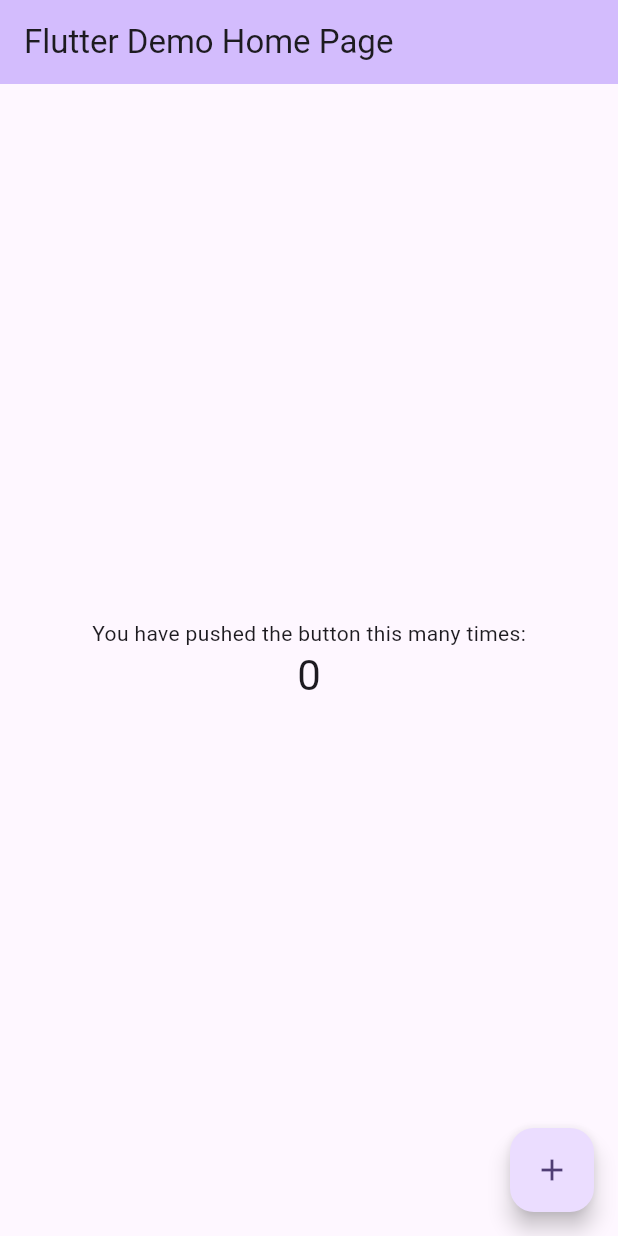
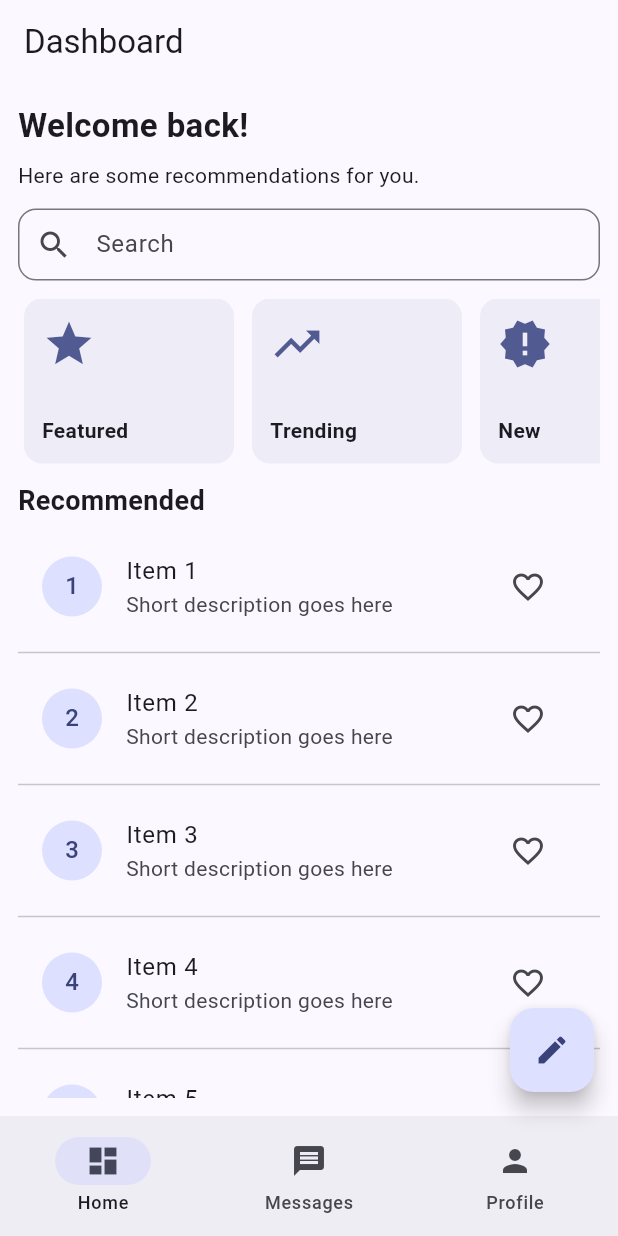
Before and after one commit to VenuGopalBestha/first_flutter_project, a Flutter app: the screen it shows after launch, on a phone screen of 412 x 824 dp. Run offline on Flutter 3.47's test engine with Material 3 defaults, Android fonts, the phone set to English and light mode, and no system bars.

Commit message:
second commit

```diff
--- a/lib/main.dart
+++ b/lib/main.dart
@@ -7,119 +7,224 @@ void main() {
 class MyApp extends StatelessWidget {
   const MyApp({super.key});
 
-  // This widget is the root of your application.
   @override
   Widget build(BuildContext context) {
     return MaterialApp(
-      title: 'Flutter Demo',
+      title: 'Flutter UI Demo',
       theme: ThemeData(
-        // This is the theme of your application.
-        //
-        // TRY THIS: Try running your application with "flutter run". You'll see
-        // the application has a purple toolbar. Then, without quitting the app,
-        // try changing the seedColor in the colorScheme below to Colors.green
-        // and then invoke "hot reload" (save your changes or press the "hot
-        // reload" button in a Flutter-supported IDE, or press "r" if you used
-        // the command line to start the app).
-        //
-        // Notice that the counter didn't reset back to zero; the application
-        // state is not lost during the reload. To reset the state, use hot
-        // restart instead.
-        //
-        // This works for code too, not just values: Most code changes can be
-        // tested with just a hot reload.
-        colorScheme: ColorScheme.fromSeed(seedColor: Colors.deepPurple),
+        colorScheme: ColorScheme.fromSeed(seedColor: Colors.indigo),
         useMaterial3: true,
       ),
-      home: const MyHomePage(title: 'Flutter Demo Home Page'),
+      home: const MyHomePage(),
     );
   }
 }
 
 class MyHomePage extends StatefulWidget {
-  const MyHomePage({super.key, required this.title});
-
-  // This widget is the home page of your application. It is stateful, meaning
-  // that it has a State object (defined below) that contains fields that affect
-  // how it looks.
-
-  // This class is the configuration for the state. It holds the values (in this
-  // case the title) provided by the parent (in this case the App widget) and
-  // used by the build method of the State. Fields in a Widget subclass are
-  // always marked "final".
-
-  final String title;
+  const MyHomePage({super.key});
 
   @override
   State<MyHomePage> createState() => _MyHomePageState();
 }
 
 class _MyHomePageState extends State<MyHomePage> {
-  int _counter = 0;
+  int _selectedIndex = 0;
+  final List<String> _items = List.generate(10, (i) => 'Item ${i + 1}');
+  final Set<int> _favorites = {};
 
-  void _incrementCounter() {
-    setState(() {
-      // This call to setState tells the Flutter framework that something has
-      // changed in this State, which causes it to rerun the build method below
-      // so that the display can reflect the updated values. If we changed
-      // _counter without calling setState(), then the build method would not be
-      // called again, and so nothing would appear to happen.
-      _counter++;
-    });
+  void _onNavTap(int index) {
+    setState(() => _selectedIndex = index);
   }
 
   @override
   Widget build(BuildContext context) {
-    // This method is rerun every time setState is called, for instance as done
-    // by the _incrementCounter method above.
-    //
-    // The Flutter framework has been optimized to make rerunning build methods
-    // fast, so that you can just rebuild anything that needs updating rather
-    // than having to individually change instances of widgets.
     return Scaffold(
       appBar: AppBar(
-        // TRY THIS: Try changing the color here to a specific color (to
-        // Colors.amber, perhaps?) and trigger a hot reload to see the AppBar
-        // change color while the other colors stay the same.
-        backgroundColor: Theme.of(context).colorScheme.inversePrimary,
-        // Here we take the value from the MyHomePage object that was created by
-        // the App.build method, and use it to set our appbar title.
-        title: Text(widget.title),
+        title: Text(_titleForIndex(_selectedIndex)),
+        elevation: 0,
       ),
-      body: Center(
-        // Center is a layout widget. It takes a single child and positions it
-        // in the middle of the parent.
-        child: Column(
-          // Column is also a layout widget. It takes a list of children and
-          // arranges them vertically. By default, it sizes itself to fit its
-          // children horizontally, and tries to be as tall as its parent.
-          //
-          // Column has various properties to control how it sizes itself and
-          // how it positions its children. Here we use mainAxisAlignment to
-          // center the children vertically; the main axis here is the vertical
-          // axis because Columns are vertical (the cross axis would be
-          // horizontal).
-          //
-          // TRY THIS: Invoke "debug painting" (choose the "Toggle Debug Paint"
-          // action in the IDE, or press "p" in the console), to see the
-          // wireframe for each widget.
-          mainAxisAlignment: MainAxisAlignment.center,
-          children: <Widget>[
-            const Text(
-              'You have pushed the button this many times:',
-            ),
-            Text(
-              '$_counter',
-              style: Theme.of(context).textTheme.headlineMedium,
-            ),
+      body: SafeArea(
+        child: Padding(
+          padding: const EdgeInsets.all(12.0),
+          child: _buildBodyForIndex(context, _selectedIndex),
+        ),
+      ),
+      bottomNavigationBar: NavigationBar(
+        selectedIndex: _selectedIndex,
+        onDestinationSelected: _onNavTap,
+        destinations: const [
+          NavigationDestination(icon: Icon(Icons.dashboard), label: 'Home'),
+          NavigationDestination(icon: Icon(Icons.message), label: 'Messages'),
+          NavigationDestination(icon: Icon(Icons.person), label: 'Profile'),
+        ],
+      ),
+      floatingActionButton: FloatingActionButton(
+        onPressed: () {},
+        child: const Icon(Icons.create),
+      ),
+    );
+  }
+
+  String _titleForIndex(int index) {
+    switch (index) {
+      case 1:
+        return 'Messages';
+      case 2:
+        return 'Profile';
+      default:
+        return 'Dashboard';
+    }
+  }
+
+  Widget _buildBodyForIndex(BuildContext context, int index) {
+    switch (index) {
+      case 1:
+        return _messagesView();
+      case 2:
+        return _profileView();
+      default:
+        return _dashboardView(context);
+    }
+  }
+
+  Widget _dashboardView(BuildContext context) {
+    return Column(
+      crossAxisAlignment: CrossAxisAlignment.start,
+      children: [
+        const Text(
+          'Welcome back!',
+          style: TextStyle(fontSize: 22, fontWeight: FontWeight.bold),
+        ),
+        const SizedBox(height: 8),
+        const Text('Here are some recommendations for you.'),
+        const SizedBox(height: 12),
+        TextField(
+          decoration: InputDecoration(
+            prefixIcon: const Icon(Icons.search),
+            hintText: 'Search',
+            border: OutlineInputBorder(borderRadius: BorderRadius.circular(12)),
+            contentPadding: const EdgeInsets.symmetric(horizontal: 12),
+          ),
+        ),
+        const SizedBox(height: 12),
+        SizedBox(
+          height: 110,
+          child: ListView(
+            scrollDirection: Axis.horizontal,
+            children: const [
+              SizedBox(width: 4),
+              _CategoryCard(icon: Icons.star, label: 'Featured'),
+              SizedBox(width: 8),
+              _CategoryCard(icon: Icons.trending_up, label: 'Trending'),
+              SizedBox(width: 8),
+              _CategoryCard(icon: Icons.new_releases, label: 'New'),
+              SizedBox(width: 8),
+              _CategoryCard(icon: Icons.favorite, label: 'Favorites'),
+              SizedBox(width: 8),
+            ],
+          ),
+        ),
+        const SizedBox(height: 12),
+        const Text('Recommended', style: TextStyle(fontSize: 18, fontWeight: FontWeight.w600)),
+        const SizedBox(height: 8),
+        Expanded(
+          child: ListView.separated(
+            itemCount: _items.length,
+            separatorBuilder: (_, __) => const Divider(),
+            itemBuilder: (context, index) {
+              final item = _items[index];
+              final fav = _favorites.contains(index);
+              return ListTile(
+                leading: CircleAvatar(child: Text('${index + 1}')),
+                title: Text(item),
+                subtitle: const Text('Short description goes here'),
+                trailing: IconButton(
+                  icon: Icon(fav ? Icons.favorite : Icons.favorite_border, color: fav ? Colors.red : null),
+                  onPressed: () => setState(() {
+                    if (fav) {
+                      _favorites.remove(index);
+                    } else {
+                      _favorites.add(index);
+                    }
+                  }),
+                ),
+              );
+            },
+          ),
+        ),
+      ],
+    );
+  }
+
+  Widget _messagesView() {
+    return Center(
+      child: Column(
+        mainAxisSize: MainAxisSize.min,
+        children: const [
+          Icon(Icons.message, size: 56),
+          SizedBox(height: 8),
+          Text('No messages yet', style: TextStyle(fontSize: 16)),
+        ],
+      ),
+    );
+  }
+
+  Widget _profileView() {
+    return Column(
+      children: [
+        const SizedBox(height: 12),
+        Row(
+          children: const [
+            CircleAvatar(radius: 36, child: Icon(Icons.person, size: 36)),
+            SizedBox(width: 12),
+            Text('Jane Developer', style: TextStyle(fontSize: 18, fontWeight: FontWeight.bold)),
           ],
         ),
-      ),
-      floatingActionButton: FloatingActionButton(
-        onPressed: _incrementCounter,
-        tooltip: 'Increment',
-        child: const Icon(Icons.add),
-      ), // This trailing comma makes auto-formatting nicer for build methods.
+        const SizedBox(height: 16),
+        Card(
+          child: ListTile(
+            leading: const Icon(Icons.settings),
+            title: const Text('Settings'),
+            trailing: const Icon(Icons.chevron_right),
+            onTap: () {},
+          ),
+        ),
+        Card(
+          child: ListTile(
+            leading: const Icon(Icons.info),
+            title: const Text('About'),
+            trailing: const Icon(Icons.chevron_right),
+            onTap: () {},
+          ),
+        ),
+      ],
     );
   }
 }
+
+class _CategoryCard extends StatelessWidget {
+  final IconData icon;
+  final String label;
+  const _CategoryCard({required this.icon, required this.label});
+
+  @override
+  Widget build(BuildContext context) {
+    return Container(
+      width: 140,
+      margin: const EdgeInsets.only(right: 4),
+      padding: const EdgeInsets.all(12),
+      decoration: BoxDecoration(
+        color: Theme.of(context).colorScheme.primary.withOpacity(0.08),
+        borderRadius: BorderRadius.circular(12),
+      ),
+      child: Column(
+        crossAxisAlignment: CrossAxisAlignment.start,
+        children: [
+          Icon(icon, size: 36, color: Theme.of(context).colorScheme.primary),
+          const Spacer(),
+          Text(label, style: const TextStyle(fontWeight: FontWeight.w600)),
+        ],
+      ),
+    );
+  }
+}
```
